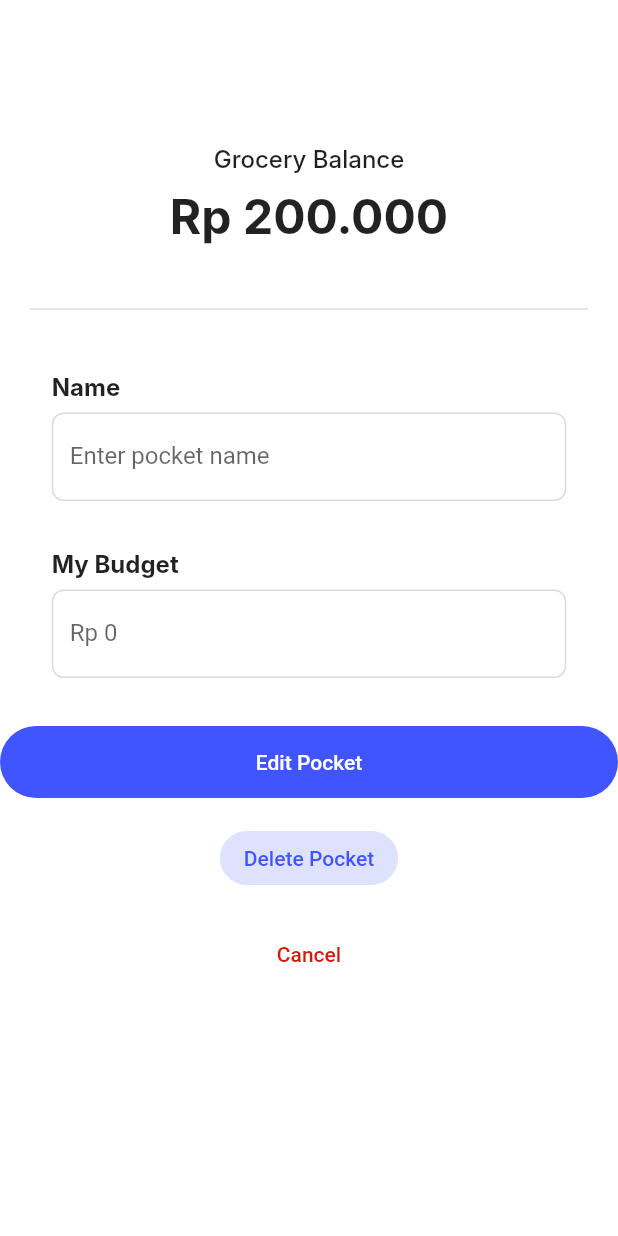
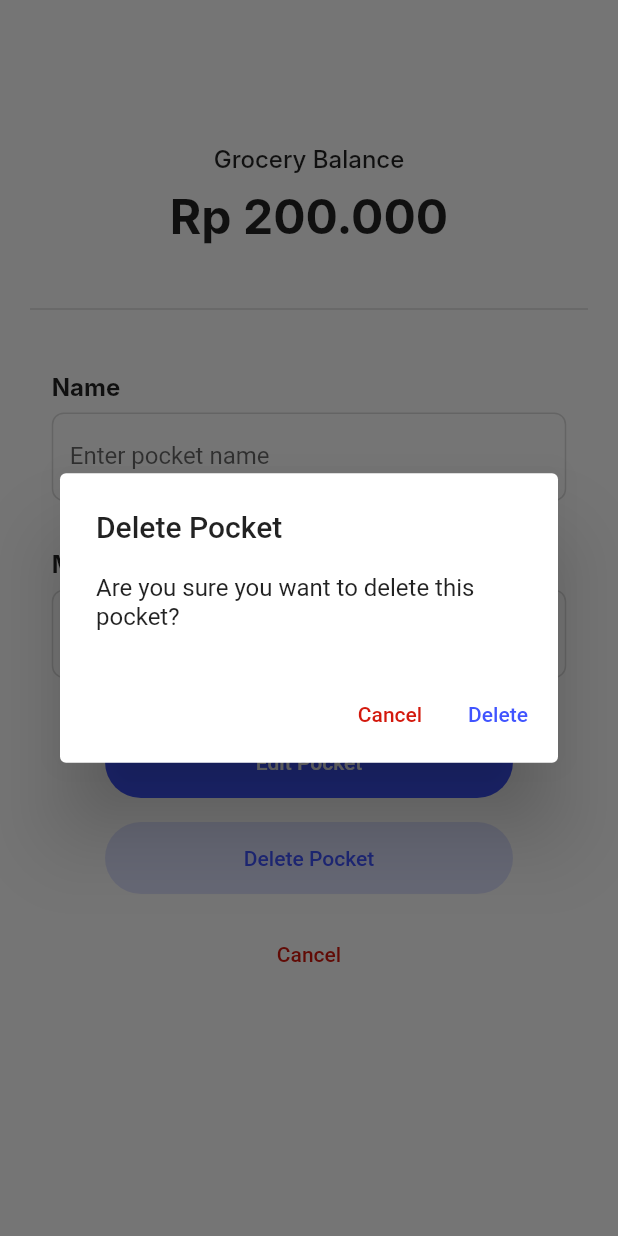
Before and after one commit to PPL-Waffar/iSaveit-flutter, a Flutter app: the editPocket screen opened directly, after a tap on "Delete Pocket", on a phone screen of 412 x 824 dp. Run offline on Flutter 3.47's test engine with Material 2 defaults, Android fonts, the phone set to English and light mode, and no system bars; Roboto replaces fonts that are missing (Inter).

Commit message:
[RED] Create interface for: create pocket form, dialog widget for delete pocket, finalize the details for interface

```diff
--- a/lib/main.dart
+++ b/lib/main.dart
@@ -14,6 +14,7 @@ class MyApp extends StatelessWidget {
   @override
   Widget build(BuildContext context) {
     return MaterialApp(
+      debugShowCheckedModeBanner: false,
       title: 'Flutter Demo',
       theme: ThemeData(
         primarySwatch: Colors.blue,
--- a/lib/page/editPocket.dart
+++ b/lib/page/pocket/editPocket.dart
@@ -1,5 +1,6 @@
 import 'package:flutter/material.dart';
-import 'package:isaveit/page/pocket.dart';
+import 'package:isaveit/page/homepage.dart';
+import 'package:isaveit/page/pocket/pocketdetails.dart';
 
 class editPocket extends StatelessWidget{
   @override
@@ -11,7 +12,7 @@ class editPocket extends StatelessWidget{
           mainAxisAlignment: MainAxisAlignment.start,
           children: [
             const SizedBox(height: 96),
-            balance(),
+            pocketBalance(),
             const SizedBox(height: 32),
             divider(),
             const SizedBox(height: 32),
@@ -21,7 +22,7 @@ class editPocket extends StatelessWidget{
             const SizedBox(height: 32),
             editButton(),
             const SizedBox(height: 16),
-            deleteButton(),
+            deleteDialog(),
             const SizedBox(height: 16),
             cancelButton(),
         ],)
@@ -29,7 +30,7 @@ class editPocket extends StatelessWidget{
     );
   }
 }
-class balance extends StatelessWidget{
+class pocketBalance extends StatelessWidget{
   @override
   Widget build(BuildContext context){
     return Column(
@@ -137,6 +138,7 @@ class editButton extends StatelessWidget{
     //create pocket button
     return Container(
       alignment: Alignment.center,
+      margin: const EdgeInsets.only(left: 70, right: 70),
       child: ElevatedButton(
         style: ElevatedButton.styleFrom(
           minimumSize: const Size.fromHeight(48),
@@ -150,7 +152,7 @@ class editButton extends StatelessWidget{
         onPressed: () {
           Navigator.push(
             context,
-            MaterialPageRoute(builder: (context) => editPocket()),
+            MaterialPageRoute(builder: (context) => pocket()),
           );
         },
         child: const Text('Edit Pocket'),
@@ -159,30 +161,42 @@ class editButton extends StatelessWidget{
   }
 }
 
-class deleteButton extends StatelessWidget{
+class deleteDialog extends StatelessWidget {
+  const deleteDialog({super.key});
   @override
-  Widget build(BuildContext context){
-    //create pocket button
+  Widget build(BuildContext context) {
     return Container(
       alignment: Alignment.center,
+      margin: const EdgeInsets.only(left: 70, right: 70),
       child: ElevatedButton(
         style: ElevatedButton.styleFrom(
-
+          minimumSize: const Size.fromHeight(48),
           elevation: 0,
           backgroundColor: const Color(0xFFDFE2FF),
           shape:
             RoundedRectangleBorder(
               borderRadius: BorderRadius.circular(48),
             )
+        ),
+        onPressed: () => showDialog<String>(
+          context: context,
+          builder: (BuildContext context) => AlertDialog(
+            title: const Text('Delete Pocket'),
+            content: const Text('Are you sure you want to delete this pocket?'),
+            actions: <Widget>[
+              TextButton(
+                onPressed: () => Navigator.pop(context, 'Cancel'),
+                child: const Text('Cancel', style: TextStyle(color: Color(0xFFD3180C))),
+              ),
+              TextButton(
+                onPressed: () => Navigator.pop(context, 'Delete', ),
+                child: const Text('Delete', style: TextStyle(color: Color(0XFF4054FF))),
+              ),
+            ],
           ),
-        onPressed: () {
-          Navigator.push(
-            context,
-            MaterialPageRoute(builder: (context) => editPocket()),
-          );
-        },
-        child: const Text('Delete Pocket', style: TextStyle(color: Color(0xFF4054FF))),
-      ),
+        ),
+        child: const Text('Delete Pocket', style: TextStyle(color: Color(0XFF4054FF))),
+      )
     );
   }
 }
@@ -195,7 +209,7 @@ class cancelButton extends StatelessWidget{
       onPressed: () {
         Navigator.push(
           context,
-          MaterialPageRoute(builder: (context) => editPocket()),
+          MaterialPageRoute(builder: (context) => pocket()),
         );
       },
   child: const Text(
--- a/lib/page/pocket.dart
+++ b/lib/page/pocket/pocketdetails.dart
@@ -1,5 +1,6 @@
 import 'package:flutter/material.dart';
-import 'package:isaveit/page/editPocket.dart';
+import 'package:isaveit/page/homepage.dart';
+import 'package:isaveit/page/pocket/editPocket.dart';
 
 class pocket extends StatelessWidget{
   @override
@@ -13,7 +14,8 @@ class pocket extends StatelessWidget{
         //add edit button on the right top corner
         leading: IconButton(
         icon: const Icon(Icons.arrow_back, color: Colors.black),
-        onPressed: () => Navigator.of(context).pop()),
+        onPressed: () => Navigator.of(context)
+              .push(MaterialPageRoute(builder: (context) => HomeView()))),
 
         actions: <Widget>[
           IconButton(
```
Also changed, not shown: lib/page/homepage.dart (+24 -2 lines), lib/page/pocket/createPocket.dart (added, +163 -0 lines), 1 other file.
